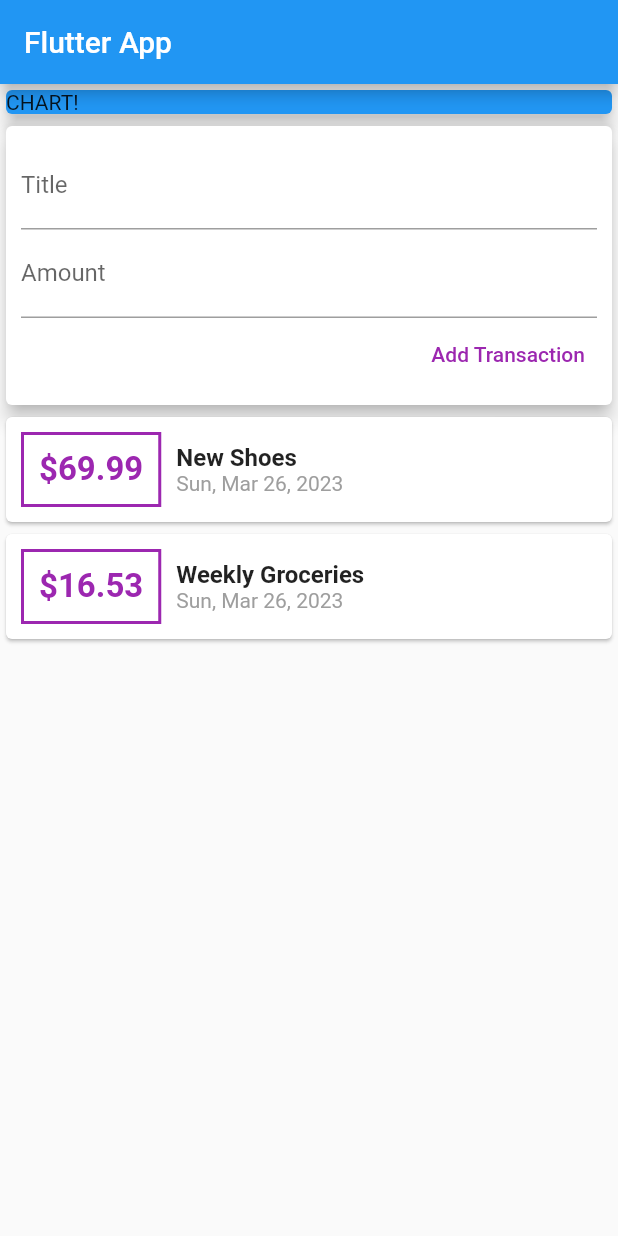
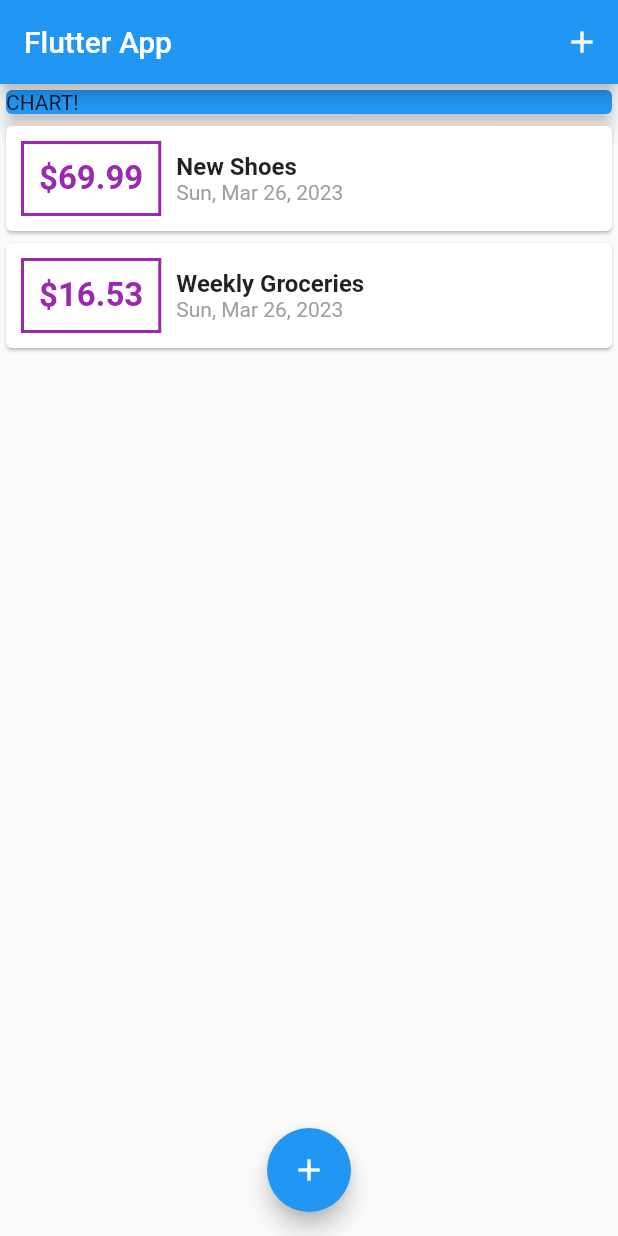
Before and after one commit to Curt-Park/flutter-practice, a Flutter app: the screen it shows after launch, on a phone screen of 412 x 824 dp. Run offline on Flutter 3.47's test engine with Material 2 defaults, Android fonts, the phone set to English and light mode, and no system bars.

Commit message:
Add floating action button

```diff
--- a/01_personal_expenses_app/lib/main.dart
+++ b/01_personal_expenses_app/lib/main.dart
@@ -1,5 +1,7 @@
 import 'package:flutter/material.dart';
-import 'widgets/user_transaction.dart';
+import 'package:personal_expenses_app/widgets/new_transaction.dart';
+import 'widgets/transaction_list.dart';
+import 'models/transaction.dart';
 
 void main() {
   runApp(MyApp());
@@ -15,12 +17,59 @@ class MyApp extends StatelessWidget {
   }
 }
 
-class MyHomePage extends StatelessWidget {
+class MyHomePage extends StatefulWidget {
+  @override
+  State<MyHomePage> createState() => _MyHomePageState();
+}
+
+class _MyHomePageState extends State<MyHomePage> {
+  final List<Transaction> _userTransactions = [
+    Transaction(
+      id: 't1',
+      title: 'New Shoes',
+      amount: 69.99,
+      date: DateTime.now(),
+    ),
+    Transaction(
+      id: 't2',
+      title: 'Weekly Groceries',
+      amount: 16.53,
+      date: DateTime.now(),
+    ),
+  ];
+
+  void _addNewTransaction(String title, double amount) {
+    final newTx = Transaction(
+      title: title,
+      amount: amount,
+      date: DateTime.now(),
+      id: DateTime.now().toString(),
+    );
+
+    setState(() {
+      _userTransactions.add(newTx);
+    });
+  }
+
+  void _startAddNewTransaction(BuildContext ctx) {
+    showModalBottomSheet(
+        context: ctx,
+        builder: (_) {
+          return NewTransaction(_addNewTransaction);
+        });
+  }
+
   @override
   Widget build(BuildContext context) {
     return Scaffold(
       appBar: AppBar(
         title: Text('Flutter App'),
+        actions: <Widget>[
+          IconButton(
+            icon: Icon(Icons.add),
+            onPressed: () => _startAddNewTransaction(context),
+          ),
+        ],
       ),
       body: SingleChildScrollView(
         child: Column(
@@ -35,9 +84,14 @@ class MyHomePage extends StatelessWidget {
                 elevation: 5,
               ),
             ),
-            UserTransactions(),
+            TransactionList(_userTransactions),
           ],
         ),
+      ),
+      floatingActionButtonLocation: FloatingActionButtonLocation.centerFloat,
+      floatingActionButton: FloatingActionButton(
+        child: Icon(Icons.add),
+        onPressed: () => _startAddNewTransaction(context),
       ),
     );
   }
--- a/01_personal_expenses_app/lib/widgets/user_transaction.dart
+++ /dev/null
@@ -1,51 +0,0 @@
-import 'package:flutter/material.dart';
-import './transaction_list.dart';
-import './new_transaction.dart';
-import '../models/transaction.dart';
-
-class UserTransactions extends StatefulWidget {
-  const UserTransactions({super.key});
-
-  @override
-  State<UserTransactions> createState() => _UserTransactionsState();
-}
-
-class _UserTransactionsState extends State<UserTransactions> {
-  final List<Transaction> _userTransactions = [
-    Transaction(
-      id: 't1',
-      title: 'New Shoes',
-      amount: 69.99,
-      date: DateTime.now(),
-    ),
-    Transaction(
-      id: 't2',
-      title: 'Weekly Groceries',
-      amount: 16.53,
-      date: DateTime.now(),
-    ),
-  ];
-
-  void _addNewTransaction(String title, double amount) {
-    final newTx = Transaction(
-      title: title,
-      amount: amount,
-      date: DateTime.now(),
-      id: DateTime.now().toString(),
-    );
-
-    setState(() {
-      _userTransactions.add(newTx);
-    });
-  }
-
-  @override
-  Widget build(BuildContext context) {
-    return Column(
-      children: [
-        NewTransaction(_addNewTransaction),
-        TransactionList(_userTransactions),
-      ],
-    );
-  }
-}
```
